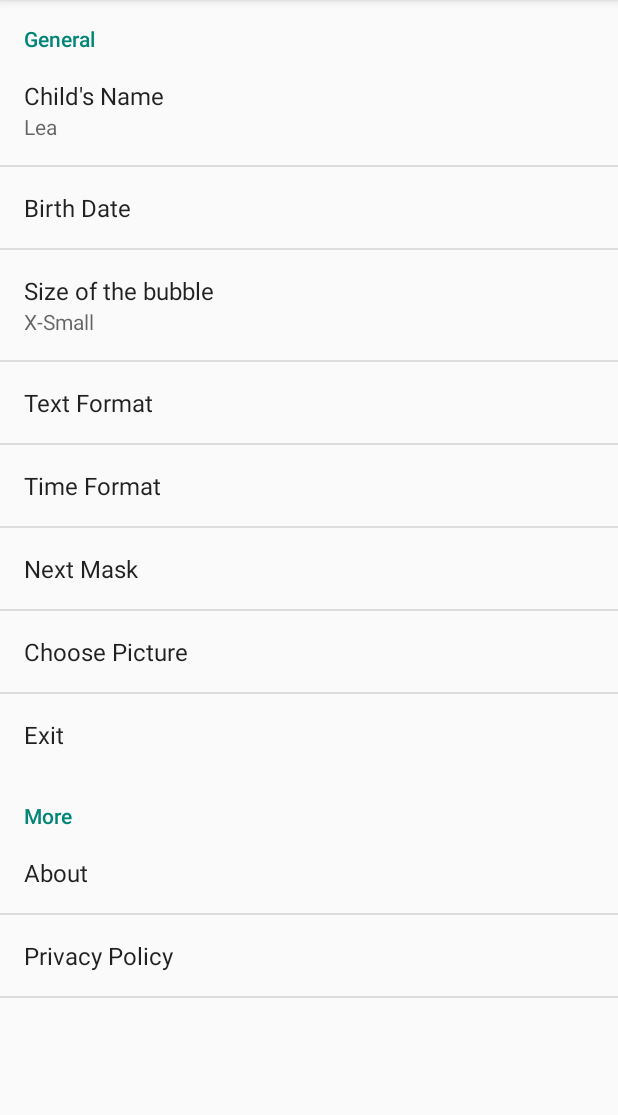
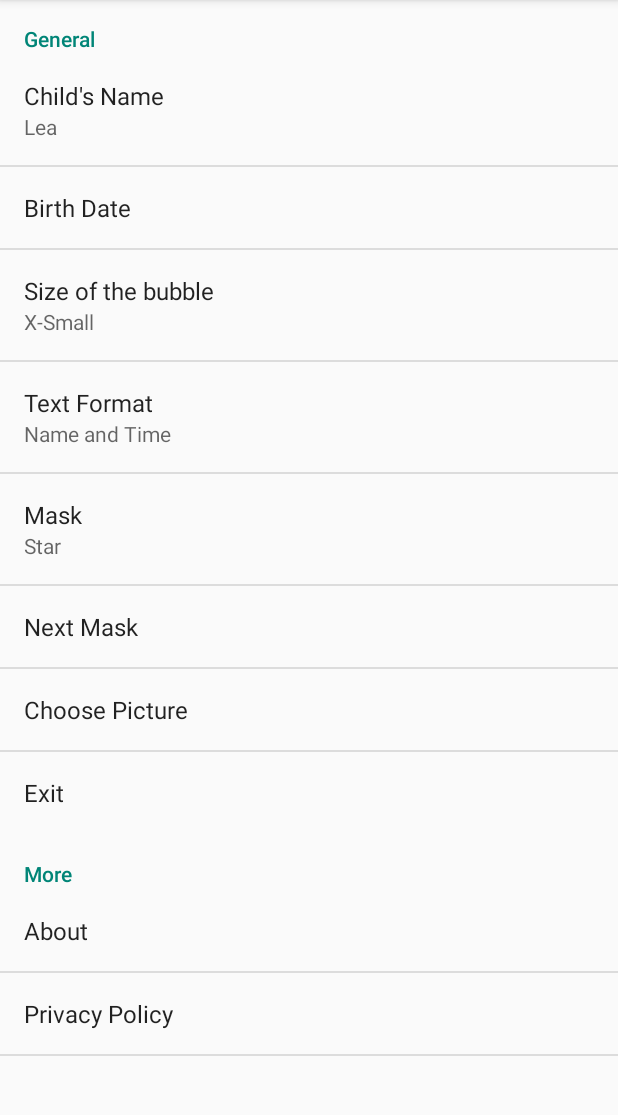
Before and after one commit to JollyJumper88/PricessLea, an Android app: the fragment MyPreferenceFragment shown on its own in the app's theme, on a phone screen of 412 x 824 dp, the part 84-1199 px from its top. Run offline under Robolectric (Android 15) with nearby library versions, the phone set to English and light mode, and no system bars; libraries missing offline, so code that uses them is left out: com.theartofdev.edmodo; 1 statement that could not run was skipped.

Commit message:
major update

```diff
--- a/app/build.gradle
+++ b/app/build.gradle
@@ -8,7 +8,7 @@ android {
         applicationId "at.android.princesslea"
         minSdkVersion 24
         targetSdkVersion 24
-        versionCode 1
+        versionCode 2
         versionName "1.0"
     }
     buildTypes {
@@ -22,5 +22,6 @@ android {
 dependencies {
     compile fileTree(dir: 'libs', include: ['*.jar'])
     compile 'joda-time:joda-time:2.9.9'
-    compile 'com.android.support.constraint:constraint-layout:+'
+    compile 'com.theartofdev.edmodo:android-image-cropper:2.4.+'
+    //compile 'com.android.support.constraint:constraint-layout:+'
 }
--- a/app/src/main/assets/Links.txt
+++ b/app/src/main/assets/Links.txt
@@ -1,4 +1,6 @@
-getResources().getIdentifier( "yuri" , "raw" , getPackageName() );
+// TRANSLATION of Resources
+https://stackoverflow.com/questions/6293044/add-value-from-string-to-my-array-xml?answertab=oldest#tab-top
+
 
 
 CLEAR CACHE
--- a/app/src/main/java/at/android/princesslea/MyPreferenceFragment.java
+++ b/app/src/main/java/at/android/princesslea/MyPreferenceFragment.java
@@ -8,12 +8,8 @@ import android.content.Context;
 import android.content.DialogInterface;
 import android.content.Intent;
 import android.content.SharedPreferences;
-import android.content.res.AssetFileDescriptor;
-import android.graphics.Bitmap;
-import android.graphics.BitmapFactory;
 import android.net.Uri;
 import android.os.Bundle;
-import android.os.ParcelFileDescriptor;
 import android.preference.EditTextPreference;
 import android.preference.ListPreference;
 import android.preference.Preference;
@@ -27,9 +23,6 @@ import com.theartofdev.edmodo.cropper.CropImage;
 
 import org.joda.time.DateTime;
 
-import java.io.FileDescriptor;
-import java.io.FileNotFoundException;
-import java.io.IOException;
 import java.util.Calendar;
 import java.util.Date;
 
@@ -41,25 +34,23 @@ public class MyPreferenceFragment extends PreferenceFragment {
 
     String TAG = "MyPreferenceFragment";
     Context context;
-    private SharedPreferences preferences;
 
     @Override
     public void onCreate(Bundle savedInstanceState) {
 
         super.onCreate(savedInstanceState);
+
         context = getContext();
         addPreferencesFromResource(R.xml.pref_general);
 
-        // bindPreferenceSummaryToValue(findPreference("service_switch"));
 
         //findPreference("service_switch").setOnPreferenceChangeListener(listener);
         findPreference("name").setOnPreferenceChangeListener(listener);
         findPreference("size_list").setOnPreferenceChangeListener(listener);
-        findPreference("timeformat").setOnPreferenceChangeListener(listener);
         findPreference("textformat").setOnPreferenceChangeListener(listener);
+        findPreference("mask_list").setOnPreferenceChangeListener(listener);
 
         findPreference("exit").setOnPreferenceClickListener(clickListener);
-        findPreference("nextmask").setOnPreferenceClickListener(clickListener);
         findPreference("choosepic").setOnPreferenceClickListener(clickListener);
         findPreference("birthdatetime").setOnPreferenceClickListener(clickListener);
         findPreference("dev").setOnPreferenceClickListener(clickListener);
@@ -73,11 +64,28 @@ public class MyPreferenceFragment extends PreferenceFragment {
     @Override
     public void onResume() {
         super.onResume();
-        preferences = PreferenceManager.getDefaultSharedPreferences(context);
+
+        SharedPreferences preferences = PreferenceManager.getDefaultSharedPreferences(context);
 
         // summary Size of Bubble
         ListPreference listPreference = (ListPreference) findPreference("size_list");
         int index = listPreference.findIndexOfValue(listPreference.getValue());
+        listPreference.setSummary(
+                index >= 0
+                        ? listPreference.getEntries()[index]
+                        : null);
+
+        // summary Mask
+        listPreference = (ListPreference) findPreference("mask_list");
+        index = listPreference.findIndexOfValue(listPreference.getValue());
+        listPreference.setSummary(
+                index >= 0
+                        ? listPreference.getEntries()[index]
+                        : null);
+
+        // summary Text Format
+        listPreference = (ListPreference) findPreference("textformat");
+        index = listPreference.findIndexOfValue(listPreference.getValue());
         listPreference.setSummary(
                 index >= 0
                         ? listPreference.getEntries()[index]
@@ -109,18 +117,15 @@ public class MyPreferenceFragment extends PreferenceFragment {
 
                 case "service_switch":
 //                    if (Boolean.parseBoolean(stringValue)) {
-//                        Intent intent = new Intent(getContext(), FloatingFaceBubbleService.class);
-//                        getActivity().startService(intent);
-//                    }
-//                    else {
-//                        i = new Intent("pref_broadcast");
-//                        i.putExtra("service_switch", false);
-//                        getContext().sendBroadcast(i);
-//                    }
                     break;
                 case "size_list":
                     i = new Intent("pref_broadcast");
                     i.putExtra("scale", Integer.parseInt(stringValue));
+                    getContext().sendBroadcast(i);
+                    break;
+                case "mask_list":
+                    i = new Intent("pref_broadcast");
+                    i.putExtra("mask", stringValue);
                     getContext().sendBroadcast(i);
                     break;
                 case "name":
@@ -178,14 +183,16 @@ public class MyPreferenceFragment extends PreferenceFragment {
                     intent.setAction(Intent.ACTION_GET_CONTENT);
 
                     startActivityForResult(Intent.createChooser(intent,
-                            "Select Picture"), RESULT_PICK_IMAGE);
+                            getString(R.string.selectpicture)), RESULT_PICK_IMAGE);
 
                     break;
+                /*
                 case "nextmask":
                     i = new Intent("pref_broadcast");
                     i.putExtra("action", "nextmask");
                     getContext().sendBroadcast(i);
                     break;
+                */
                 case "dev":
                     showDevDialog();
                     break;
@@ -239,10 +246,6 @@ public class MyPreferenceFragment extends PreferenceFragment {
                         getContext().sendBroadcast(i);
                         break;
 
-//                    case RESULT_CROP_IMAGE:
-//                        Uri selectedImageUri2 = data.getData();
-
-//                        break;
                     default:
                         break;
                 }
@@ -287,9 +290,8 @@ public class MyPreferenceFragment extends PreferenceFragment {
 
     private void showDevDialog() {
         AlertDialog.Builder aboutDialog = new AlertDialog.Builder(getContext());
-        aboutDialog.setTitle("About");
-        aboutDialog.setMessage("Princess Lea (v0.1.0"
-                + ")\n\n(c) SK Mobile Development\nAll Rights Reserved");
+        aboutDialog.setTitle(R.string.about);
+        aboutDialog.setMessage("Princess Lea (v0.1.0)\n\n\u00A9 SK Mobile Development\nAll Rights Reserved");
 
         aboutDialog.setPositiveButton("Ok",
                 new DialogInterface.OnClickListener() {
--- a/app/src/main/java/at/android/princesslea/etc/PrivacyPolicy.java
+++ b/app/src/main/java/at/android/princesslea/etc/PrivacyPolicy.java
@@ -2,7 +2,6 @@ package at.android.princesslea.etc;
 
 import android.os.Bundle;
 import android.app.Activity;
-import android.view.View;
 import android.webkit.WebView;
 
 import at.android.princesslea.R;
@@ -13,6 +12,8 @@ public class PrivacyPolicy extends Activity {
     protected void onCreate(Bundle savedInstanceState) {
         super.onCreate(savedInstanceState);
         setContentView(R.layout.activity_privacy_policy);
+
+        // this.setTitle("Privacy Policy");
 
         WebView webview = (WebView) findViewById(R.id.wv1);
         //webview.getSettings().setJavaScriptEnabled(true);
--- /dev/null
+++ b/app/src/main/res/values/arrays.xml
@@ -0,0 +1,84 @@
+<?xml version="1.0" encoding="utf-8"?>
+<resources>
+
+    <string-array name="pref_size_titles">
+        <item>X-Small</item>
+        <item>Small</item>
+        <item>Medium</item>
+        <item>Large</item>
+        <item>X-Large</item>
+    </string-array>
+    <string-array name="pref_size_values">
+        <item>10</item>
+        <item>12</item>
+        <item>14</item>
+        <item>16</item>
+        <item>18</item>
+    </string-array>
+
+
+    <string-array name="pref_textformat_values">
+        <item>0</item>
+        <item>1</item>
+        <item>2</item>
+        <item>3</item>
+    </string-array>
+    <string-array name="pref_textformat" >
+        <item>Name and Time</item>
+        <item>Name only</item>
+        <item>Time only</item>
+        <item>No Text</item>
+    </string-array>
+
+
+    <string-array name="pref_mask_values">
+        <item>star</item>
+        <item>heart</item>
+        <item>star2</item>
+        <item>heart2</item>
+        <item>flower</item>
+        <item>flower2</item>
+        <item>flower3</item>
+        <item>butterfly</item>
+        <item>butterfly2</item>
+        <item>bee</item>
+        <item>devil</item>
+        <item>devilheart</item>
+        <item>crown</item>
+        <item>princess</item>
+        <item>circle</item>
+        <item>cat</item>
+        <item>cat2</item>
+        <item>diamond</item>
+        <item>plant</item>
+        <item>tortoise</item>
+        <item>dinosaur</item>
+        <item>horse</item>
+        <item>angel</item>
+    </string-array>
+    <string-array name="pref_mask">
+        <item>Star</item>
+        <item>Heart</item>
+        <item>Star 2</item>
+        <item>Heart 2</item>
+        <item>Flower</item>
+        <item>Flower 2</item>
+        <item>Flower 3</item>
+        <item>Butterfly</item>
+        <item>Butterfly2</item>
+        <item>Bee</item>
+        <item>Devil</item>
+        <item>Devil 2</item>
+        <item>Crown</item>
+        <item>Princess</item>
+        <item>Circle</item>
+        <item>Cat</item>
+        <item>Cat 2</item>
+        <item>Diamond</item>
+        <item>Plant</item>
+        <item>Tortoise</item>
+        <item>Dinosaur</item>
+        <item>Horse</item>
+        <item>Angel</item>
+    </string-array>
+</resources>
--- a/app/src/main/res/values/strings.xml
+++ b/app/src/main/res/values/strings.xml
@@ -1,111 +1,33 @@
 <resources>
     <string name="app_name">Princess Lea</string>
 
-    <string name="hello_world">Hello world!</string>
     <string name="action_settings">Settings</string>
     <string name="title_activity_settings">Settings</string>
 
     <string name="pref_next">Next Mask</string>
     <string name="pref_exit">Exit</string>
 
-    <string name="pref_header_general">General</string>
-    <string name="pref_service_title">Start/Stop service</string>
-    <string name="pref_service">Define running state of service</string>
 
     <string name="pref_title_display_name">"Child's Name"</string>
     <string name="pref_default_display_name">Lea</string>
 
     <string name="pref_size">Size of the bubble</string>
-    <string-array name="pref_size_titles">
-        <item>X-Small</item>
-        <item>Small</item>
-        <item>Medium</item>
-        <item>Large</item>
-        <item>X-Large</item>
-    </string-array>
-    <string-array name="pref_size_values">
-        <item>10</item>
-        <item>12</item>
-        <item>14</item>
-        <item>16</item>
-        <item>18</item>
-    </string-array>
 
-
-    <string name="pref_header_data_sync">Data &amp; sync</string>
-
-    <string name="pref_title_sync_frequency">Sync frequency</string>
-    <string-array name="pref_sync_frequency_titles">
-        <item>15 minutes</item>
-        <item>30 minutes</item>
-        <item>1 hour</item>
-        <item>3 hours</item>
-        <item>6 hours</item>
-        <item>Never</item>
-    </string-array>
-    <string-array name="pref_sync_frequency_values">
-        <item>15</item>
-        <item>30</item>
-        <item>60</item>
-        <item>180</item>
-        <item>360</item>
-        <item>-1</item>
-    </string-array>
-
-    <string-array name="list_preference_entries">
-        <item>Entry 1</item>
-        <item>Entry 2</item>
-        <item>Entry 3</item>
-    </string-array>
-
-    <string-array name="list_preference_entry_values">
-        <item>1</item>
-        <item>2</item>
-        <item>3</item>
-    </string-array>
-
-    <string-array name="multi_select_list_preference_default_value" />
-
-
-    <string name="pref_title_system_sync_settings">System sync settings</string>
-    <string name="pref_header_notifications">Notifications</string>
-    <string name="pref_title_new_message_notifications">New message notifications</string>
-    <string name="pref_title_ringtone">Ringtone</string>
-    <string name="pref_ringtone_silent">Silent</string>
-    <string name="pref_title_vibrate">Vibrate</string>
-    <string name="title_activity_privacy_policy">PrivacyPolicy</string>
+    <string name="title_activity_privacy_policy">Privacy Policy</string>
     <string name="pref_title_birth">Birth Date</string>
     <string name="choosepic">Choose Picture</string>
 
 
-    <string name="pref_textformat">Text Format</string>
-    <string-array name="pref_textformat_values">
-        <item>0</item>
-        <item>1</item>
-        <item>2</item>
-        <item>3</item>
-    </string-array>
-    <string-array name="pref_textformat" >
-        <item>Name and Time</item>
-        <item>Name only</item>
-        <item>Time only</item>
-        <item>No Text</item>
-    </string-array>
+    <string name="pref_textformat_title">Text Format</string>
 
-
-    <string name="pref_timeformat">Time Format</string>
-    <string-array name="pref_timeformat_values">
-        <item>0</item>
-        <item>1</item>
-        <item>2</item>
-        <item>3</item>
-    </string-array>
-    <string-array name="pref_timeformat">
-        <item>Full</item>
-        <item>Weeks</item>
-        <item>Month</item>
-        <item>Years and Month</item>
-    </string-array>
-
+    <string name="pref_mask_title">Mask</string>
+    <string name="pref_mask_default">star</string>
+    <string name="more">More</string>
+    <string name="about">About</string>
+    <string name="selectpicture">Select Picture</string>
+    <string name="errorcache1">Error loading image from cache</string>
+    <string name="errorcache2">Image was deleted from cache</string>
+    <string name="putnamehere">Put name here</string>
+    <string name="birthdaybeforenow">Birthday must be set before now!</string>
 
 </resources>
--- a/app/src/main/res/xml/pref_general.xml
+++ b/app/src/main/res/xml/pref_general.xml
@@ -22,7 +22,7 @@
             android:layout_width="wrap_content"
             android:layout_height="wrap_content"
             android:key="birthdatetime"
-            android:title="@string/pref_title_birth"></Preference>
+            android:title="@string/pref_title_birth"/>
 
         <ListPreference
             android:defaultValue="10"
@@ -40,41 +40,42 @@
             android:key="textformat"
             android:negativeButtonText="@null"
             android:positiveButtonText="@null"
-            android:title="@string/pref_textformat" />
+            android:title="@string/pref_textformat_title"/>
 
         <ListPreference
-            android:defaultValue="0"
-            android:entries="@array/pref_timeformat"
-            android:entryValues="@array/pref_timeformat_values"
-            android:key="timeformat"
+            android:defaultValue="@string/pref_mask_default"
+            android:entries="@array/pref_mask"
+            android:entryValues="@array/pref_mask_values"
+            android:key="mask_list"
             android:negativeButtonText="@null"
             android:positiveButtonText="@null"
-            android:title="@string/pref_timeformat" />
+            android:title="@string/pref_mask_title"/>
 
         <Preference
             android:key="nextmask"
-            android:title="@string/pref_next"></Preference>
-
+            android:title="@string/pref_next"/>
 
         <Preference
             android:id="@+id/preference"
             android:layout_width="wrap_content"
             android:layout_height="wrap_content"
             android:key="choosepic"
-            android:title="@string/choosepic"></Preference>
+            android:title="@string/choosepic"/>
+
         <Preference
             android:key="exit"
-            android:title="@string/pref_exit"></Preference>
+            android:title="@string/pref_exit"/>
+
     </PreferenceCategory>
 
-    <PreferenceCategory android:title="More">
+    <PreferenceCategory android:title="@string/more">
         <Preference
             android:key="dev"
-            android:title="About"></Preference>
+            android:title="@string/about"/>
 
         <Preference
             android:key="privpol"
-            android:title="Privacy Policy"></Preference>
+            android:title="Privacy Policy"/>
 
     </PreferenceCategory>
 </PreferenceScreen>
```
Also changed, not shown: app/src/main/java/at/android/princesslea/FloatingFaceBubbleService.java (+13 -10 lines), app/src/main/java/at/android/princesslea/MainActivity.java (+1 -11 lines), app/src/main/java/at/android/princesslea/MyImageView.java (+39 -42 lines), app/src/main/res/layout/activity_privacy_policy.xml (+6 -11 lines), app/src/main/res/xml/pref_data_sync.xml (deleted, +0 -21 lines), app/src/main/res/xml/pref_headers.xml (deleted, +0 -20 lines), app/src/main/res/xml/pref_notification.xml (deleted, +0 -27 lines), app/src/main/res/drawable/bee.png (renamed from app/src/main/res/drawable/Bee2.png), app/src/main/res/drawable/dinosaur.png (renamed from app/src/main/res/drawable/Dino.png), 2 other files.
